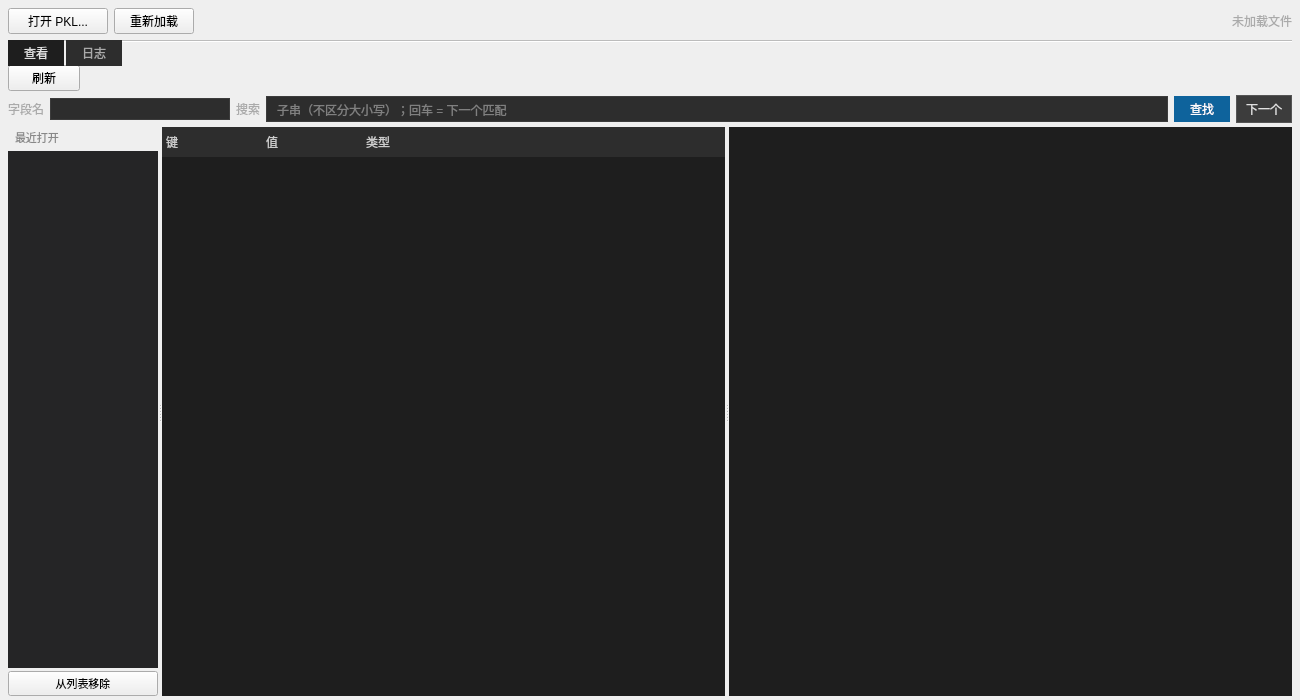
Before: the Qt Designer form 999.0/src/view_pkl_tool/view_pkl_tool.ui in Lugwit123/view_pkl_tool, drawn with Qt 5.
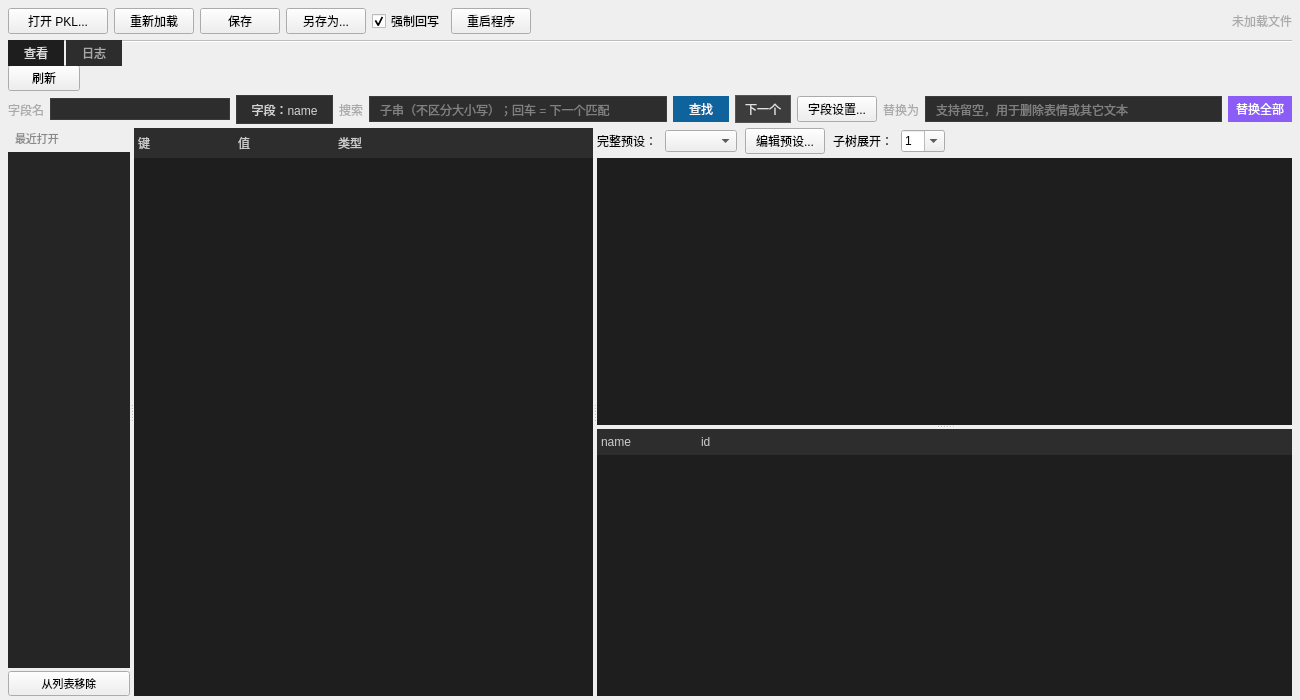
After: the same form once the commit is applied.

```diff
--- a/999.0/src/view_pkl_tool/view_pkl_tool.ui
+++ b/999.0/src/view_pkl_tool/view_pkl_tool.ui
@@ -69,6 +69,49 @@
        </property>
       </widget>
      </item>
+     <item>
+      <widget class="QPushButton" name="saveButton">
+       <property name="text">
+        <string>保存</string>
+       </property>
+       <property name="toolTip">
+        <string>将当前替换结果保存回 PKL 文件</string>
+       </property>
+      </widget>
+     </item>
+     <item>
+      <widget class="QPushButton" name="saveAsButton">
+       <property name="text">
+        <string>另存为...</string>
+       </property>
+       <property name="toolTip">
+        <string>将当前数据另存为 PKL 或 Fory 文件</string>
+       </property>
+      </widget>
+     </item>
+     <item>
+      <widget class="QCheckBox" name="forceWritebackCheck">
+       <property name="text">
+        <string>强制回写</string>
+       </property>
+       <property name="toolTip">
+        <string>允许在兼容模式下替换并保存（高风险：可能破坏原始数据结构，建议只用“另存为”）</string>
+       </property>
+       <property name="checked">
+        <bool>true</bool>
+       </property>
+      </widget>
+     </item>
+     <item>
+      <widget class="QPushButton" name="restartButton">
+       <property name="text">
+        <string>重启程序</string>
+       </property>
+       <property name="toolTip">
+        <string>重新拉起当前程序并退出（用于热更新 UI/代码）</string>
+       </property>
+      </widget>
+     </item>
      <item>
       <spacer name="horizontalSpacer_toolbar">
        <property name="orientation">
@@ -195,6 +238,22 @@
            </property>
           </widget>
          </item>
+         <item>
+          <widget class="QToolButton" name="searchFieldButton">
+           <property name="text">
+            <string>字段：name</string>
+           </property>
+           <property name="toolTip">
+            <string>选择要匹配的字段名（可多选）；勾选【全部字段】表示不限制字段</string>
+           </property>
+           <property name="popupMode">
+            <enum>QToolButton::InstantPopup</enum>
+           </property>
+           <property name="styleSheet">
+            <string notr="true">QToolButton { background: #2d2d2d; color: #d4d4d4; padding: 3px 10px; border: 1px solid #3c3c3c; } QToolButton:hover { background: #353535; } QToolButton:pressed { background: #3f3f3f; }</string>
+           </property>
+          </widget>
+         </item>
          <item>
           <widget class="QLabel" name="label_search">
            <property name="text">
@@ -259,6 +318,46 @@
            </property>
           </widget>
          </item>
+         <item>
+          <widget class="QPushButton" name="searchFieldsButton">
+           <property name="text">
+            <string>字段设置...</string>
+           </property>
+           <property name="toolTip">
+            <string>设置字段名下拉框中的自定义枚举值</string>
+           </property>
+          </widget>
+         </item>
+         <item>
+          <widget class="QLabel" name="replaceLabel">
+           <property name="text">
+            <string>替换为</string>
+           </property>
+           <property name="styleSheet">
+            <string notr="true">color: #aaa; font-size: 12px;</string>
+           </property>
+          </widget>
+         </item>
+         <item>
+          <widget class="QLineEdit" name="replaceLine">
+           <property name="placeholderText">
+            <string>支持留空，用于删除表情或其它文本</string>
+           </property>
+           <property name="styleSheet">
+            <string notr="true">QLineEdit { background: #2d2d2d; color: #d4d4d4; border: 1px solid #3c3c3c; padding: 4px 8px; }</string>
+           </property>
+          </widget>
+         </item>
+         <item>
+          <widget class="QPushButton" name="replaceButton">
+           <property name="text">
+            <string>替换全部</string>
+           </property>
+           <property name="styleSheet">
+            <string notr="true">QPushButton { background: #8b5cf6; color: #fff; padding: 4px 8px; border: none; } QPushButton:hover:enabled { background: #9d72ff; } QPushButton:pressed:enabled { background: #7447d6; } QPushButton:disabled { background: #4d3d70; color: #b9abd9; }</string>
+           </property>
+          </widget>
+         </item>
         </layout>
        </item>
        <item>
@@ -372,14 +471,173 @@
            </property>
           </column>
          </widget>
-         <widget class="QTextEdit" name="detailText">
-          <property name="readOnly">
-           <bool>true</bool>
+        <widget class="QWidget" name="detailWrap">
+         <layout class="QVBoxLayout" name="verticalLayout_detailWrap">
+          <property name="spacing">
+           <number>4</number>
           </property>
-          <property name="styleSheet">
-           <string notr="true">background: #1e1e1e; color: #ce9178; border: none; padding: 6px;</string>
+          <property name="leftMargin">
+           <number>0</number>
           </property>
-         </widget>
+          <property name="topMargin">
+           <number>0</number>
+          </property>
+          <property name="rightMargin">
+           <number>0</number>
+          </property>
+          <property name="bottomMargin">
+           <number>0</number>
+          </property>
+          <item>
+           <layout class="QHBoxLayout" name="horizontalLayout_detailToolbar">
+            <property name="spacing">
+             <number>8</number>
+            </property>
+            <item>
+             <widget class="QLabel" name="detailPresetLabel">
+              <property name="text">
+               <string>完整预设：</string>
+              </property>
+             </widget>
+            </item>
+            <item>
+             <widget class="QComboBox" name="detailPresetCombo"/>
+            </item>
+            <item>
+             <widget class="QPushButton" name="editPresetButton">
+              <property name="text">
+               <string>编辑预设...</string>
+              </property>
+             </widget>
+            </item>
+            <item>
+             <widget class="QLabel" name="subtreeLevelLabel">
+              <property name="text">
+               <string>子树展开：</string>
+              </property>
+             </widget>
+            </item>
+            <item>
+             <widget class="QComboBox" name="subtreeLevelCombo">
+              <property name="editable">
+               <bool>true</bool>
+              </property>
+              <property name="toolTip">
+               <string>只控制展开到第几级，例如 3 / 5 / 12</string>
+              </property>
+              <item>
+               <property name="text">
+                <string>1</string>
+               </property>
+              </item>
+              <item>
+               <property name="text">
+                <string>2</string>
+               </property>
+              </item>
+              <item>
+               <property name="text">
+                <string>3</string>
+               </property>
+              </item>
+              <item>
+               <property name="text">
+                <string>4</string>
+               </property>
+              </item>
+              <item>
+               <property name="text">
+                <string>5</string>
+               </property>
+              </item>
+              <item>
+               <property name="text">
+                <string>6</string>
+               </property>
+              </item>
+              <item>
+               <property name="text">
+                <string>8</string>
+               </property>
+              </item>
+              <item>
+               <property name="text">
+                <string>10</string>
+               </property>
+              </item>
+              <item>
+               <property name="text">
+                <string>12</string>
+               </property>
+              </item>
+              <item>
+               <property name="text">
+                <string>15</string>
+               </property>
+              </item>
+              <item>
+               <property name="text">
+                <string>20</string>
+               </property>
+              </item>
+             </widget>
+            </item>
+            <item>
+             <spacer name="horizontalSpacer_detailToolbar">
+              <property name="orientation">
+               <enum>Qt::Horizontal</enum>
+              </property>
+              <property name="sizeHint" stdset="0">
+               <size>
+                <width>40</width>
+                <height>20</height>
+               </size>
+              </property>
+             </spacer>
+            </item>
+           </layout>
+          </item>
+          <item>
+           <widget class="QSplitter" name="detailVerticalSplitter">
+            <property name="orientation">
+             <enum>Qt::Vertical</enum>
+            </property>
+            <property name="childrenCollapsible">
+             <bool>false</bool>
+            </property>
+            <widget class="QTextEdit" name="detailText">
+             <property name="readOnly">
+              <bool>true</bool>
+             </property>
+             <property name="styleSheet">
+              <string notr="true">background: #1e1e1e; color: #ce9178; border: none; padding: 6px;</string>
+             </property>
+            </widget>
+            <widget class="QTreeWidget" name="detailTreeWidget">
+             <property name="alternatingRowColors">
+              <bool>true</bool>
+             </property>
+             <property name="uniformRowHeights">
+              <bool>true</bool>
+             </property>
+             <property name="styleSheet">
+              <string notr="true">QTreeWidget { background: #1e1e1e; color: #d4d4d4; border: none; font-size: 13px; } QTreeWidget::item:selected { background: #264f78; } QHeaderView::section { background: #2d2d2d; color: #ccc; padding: 4px; border: none; }</string>
+             </property>
+             <column>
+              <property name="text">
+               <string>name</string>
+              </property>
+             </column>
+             <column>
+              <property name="text">
+               <string>id</string>
+              </property>
+             </column>
+            </widget>
+           </widget>
+          </item>
+         </layout>
+        </widget>
         </widget>
        </item>
       </layout>
```
